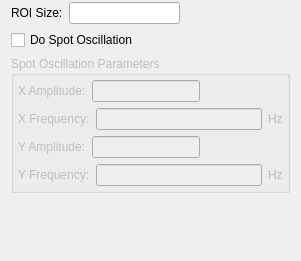
Old version of the form forms/gaussian_camera_config.ui in the repository lsst-sitcom/spot_motion_monitor.
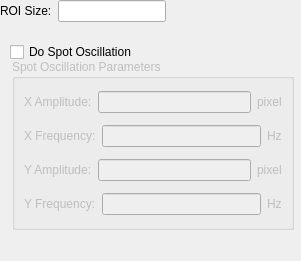
New version of the form.

Commit message: Adding units to Gaussian config tab.

```diff
--- a/forms/gaussian_camera_config.ui
+++ b/forms/gaussian_camera_config.ui
@@ -13,80 +13,44 @@
   <property name="windowTitle">
    <string>Form</string>
   </property>
-  <layout class="QVBoxLayout" name="verticalLayout">
-   <property name="topMargin">
-    <number>2</number>
-   </property>
-   <property name="bottomMargin">
-    <number>2</number>
-   </property>
-   <item>
-    <layout class="QHBoxLayout" name="horizontalLayout_6">
-     <item>
-      <widget class="QLabel" name="roiSizeLabel">
-       <property name="text">
-        <string>ROI Size:</string>
-       </property>
-       <property name="buddy">
-        <cstring>roiSizeLineEdit</cstring>
-       </property>
-      </widget>
-     </item>
-     <item>
-      <widget class="QLineEdit" name="roiSizeLineEdit"/>
-     </item>
-     <item>
-      <spacer name="horizontalSpacer">
-       <property name="orientation">
-        <enum>Qt::Horizontal</enum>
-       </property>
-       <property name="sizeHint" stdset="0">
-        <size>
-         <width>38</width>
-         <height>20</height>
-        </size>
-       </property>
-      </spacer>
-     </item>
-    </layout>
-   </item>
-   <item>
     <widget class="QCheckBox" name="spotOscillationCheckBox">
+   <property name="geometry">
+    <rect>
+     <x>10</x>
+     <y>42</y>
+     <width>141</width>
+     <height>20</height>
+    </rect>
+   </property>
      <property name="text">
       <string>Do Spot Oscillation</string>
      </property>
     </widget>
-   </item>
-   <item>
     <widget class="QGroupBox" name="spotOscillationGroupBox">
      <property name="enabled">
       <bool>false</bool>
      </property>
+   <property name="geometry">
+    <rect>
+     <x>12</x>
+     <y>59</y>
+     <width>282</width>
+     <height>171</height>
+    </rect>
+   </property>
      <property name="title">
       <string>Spot Oscillation Parameters</string>
      </property>
      <property name="checkable">
       <bool>false</bool>
      </property>
-     <layout class="QGridLayout" name="gridLayout">
-      <property name="leftMargin">
-       <number>4</number>
-      </property>
-      <property name="topMargin">
-       <number>4</number>
-      </property>
-      <property name="rightMargin">
-       <number>4</number>
-      </property>
-      <property name="bottomMargin">
-       <number>4</number>
-      </property>
-      <item row="2" column="0">
-       <layout class="QHBoxLayout" name="horizontalLayout_3">
+   <layout class="QVBoxLayout" name="verticalLayout">
         <item>
-         <widget class="QLabel" name="yAmpLabel">
+     <layout class="QHBoxLayout" name="horizontalLayout">
+      <item>
+       <widget class="QLabel" name="xAmpLabel">
           <property name="text">
-           <string>Y Amplitude:</string>
+         <string>X Amplitude:</string>
           </property>
           <property name="buddy">
            <cstring>yAmpLineEdit</cstring>
@@ -94,24 +58,18 @@
          </widget>
         </item>
         <item>
-         <widget class="QLineEdit" name="yAmpLineEdit"/>
+       <widget class="QLineEdit" name="xAmpLineEdit"/>
         </item>
         <item>
-         <spacer name="horizontalSpacer_3">
-          <property name="orientation">
-           <enum>Qt::Horizontal</enum>
-          </property>
-          <property name="sizeHint" stdset="0">
-           <size>
-            <width>40</width>
-            <height>20</height>
-           </size>
-          </property>
-         </spacer>
+       <widget class="QLabel" name="xAmpUnits">
+        <property name="text">
+         <string>pixel</string>
+        </property>
+       </widget>
         </item>
        </layout>
       </item>
-      <item row="1" column="0">
+    <item>
        <layout class="QHBoxLayout" name="horizontalLayout_2">
         <item>
          <widget class="QLabel" name="xFreqLabel">
@@ -135,12 +93,12 @@
         </item>
        </layout>
       </item>
-      <item row="0" column="0">
-       <layout class="QHBoxLayout" name="horizontalLayout">
         <item>
-         <widget class="QLabel" name="xAmpLabel">
+     <layout class="QHBoxLayout" name="horizontalLayout_3">
+      <item>
+       <widget class="QLabel" name="yAmpLabel">
           <property name="text">
-           <string>X Amplitude:</string>
+         <string>Y Amplitude:</string>
           </property>
           <property name="buddy">
            <cstring>xAmpLineEdit</cstring>
@@ -148,24 +106,18 @@
          </widget>
         </item>
         <item>
-         <widget class="QLineEdit" name="xAmpLineEdit"/>
+       <widget class="QLineEdit" name="yAmpLineEdit"/>
         </item>
         <item>
-         <spacer name="horizontalSpacer_2">
-          <property name="orientation">
-           <enum>Qt::Horizontal</enum>
-          </property>
-          <property name="sizeHint" stdset="0">
-           <size>
-            <width>40</width>
-            <height>20</height>
-           </size>
-          </property>
-         </spacer>
+       <widget class="QLabel" name="yAmpUnits">
+        <property name="text">
+         <string>pixel</string>
+        </property>
+       </widget>
         </item>
        </layout>
       </item>
-      <item row="4" column="0">
+    <item>
        <layout class="QHBoxLayout" name="horizontalLayout_4">
         <item>
          <widget class="QLabel" name="yFreqLabel">
@@ -191,21 +143,36 @@
       </item>
      </layout>
     </widget>
+  <widget class="QWidget" name="">
+   <layout class="QHBoxLayout" name="horizontalLayout_6">
+    <item>
+     <widget class="QLabel" name="roiSizeLabel">
+      <property name="text">
+       <string>ROI Size:</string>
+      </property>
+      <property name="buddy">
+       <cstring>roiSizeLineEdit</cstring>
+      </property>
+     </widget>
    </item>
    <item>
-    <spacer name="verticalSpacer">
+     <widget class="QLineEdit" name="roiSizeLineEdit"/>
+    </item>
+    <item>
+     <spacer name="horizontalSpacer">
      <property name="orientation">
-      <enum>Qt::Vertical</enum>
+       <enum>Qt::Horizontal</enum>
      </property>
      <property name="sizeHint" stdset="0">
       <size>
-       <width>20</width>
-       <height>40</height>
+        <width>38</width>
+        <height>20</height>
       </size>
      </property>
     </spacer>
    </item>
   </layout>
+  </widget>
  </widget>
  <resources/>
  <connections/>
```
Left out of the diff: 4 changed lines with no effect on the pictures. Lines whose indentation alone changed are shown as unchanged.
